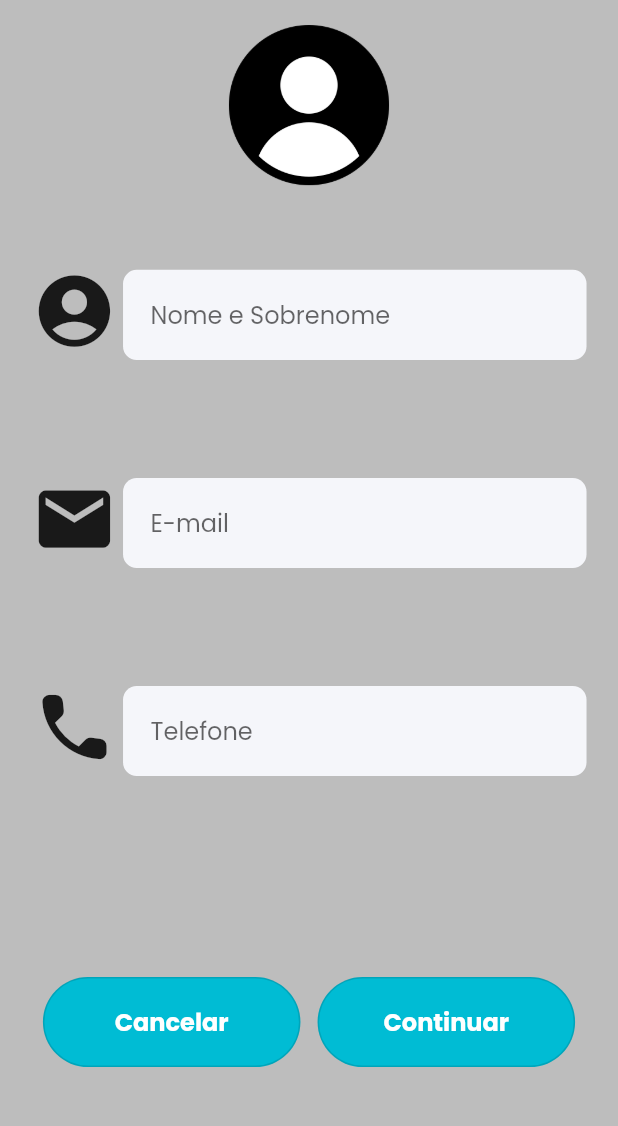
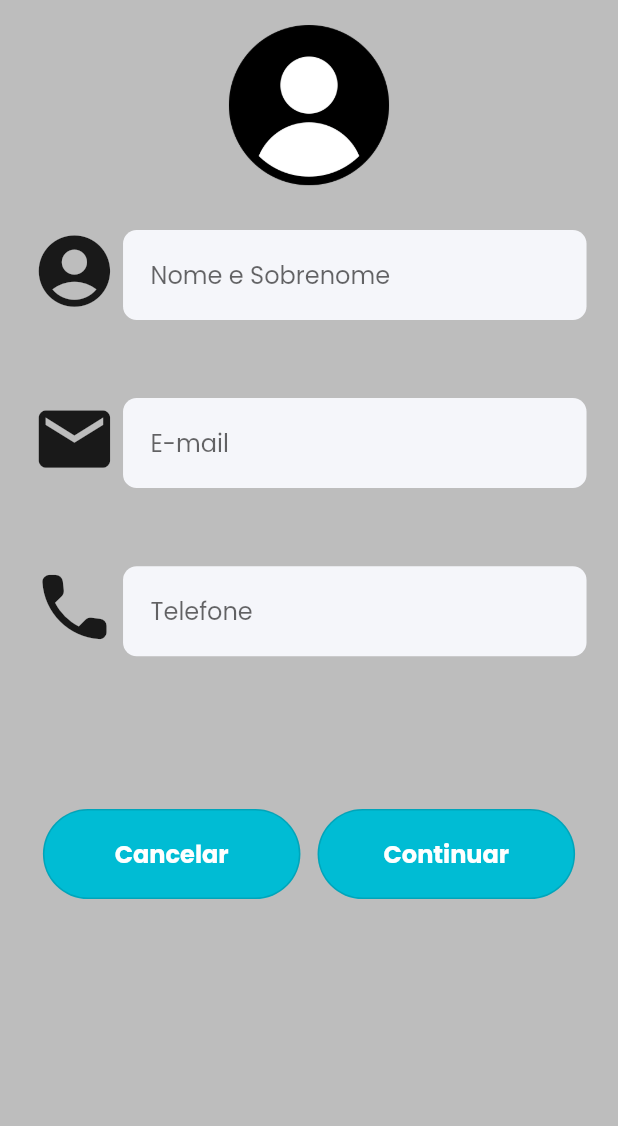
Before and after one commit to megarubber/vitahealth, a Flutter app: the Register screen opened directly, on a phone screen of 412 x 824 dp, the part 84-1210 px from its top. Run offline on Flutter 3.47's test engine with Material 2 defaults, Android fonts, the phone set to English and light mode, and no system bars; our stand-ins replace flutter_screenutil, fluttertoast, google_fonts, image_picker, loading_animation_widget, mask_text_input_formatter and 1 more; accounts and stored records are empty; project files that could hold a hidden picture were left out.

Commit message:
refactor: change register screen responsivity

```diff
--- a/lib/screens/register.dart
+++ b/lib/screens/register.dart
@@ -33,7 +33,7 @@ Map<String, TextEditingController> myTextFieldControllers = {
 };
 
 class PageOne extends StatelessWidget {
-  final int spaceBetween;
+  final double spaceBetween;
 
   PageOne({
     Key? key,
@@ -120,7 +120,7 @@ class PageOne extends StatelessWidget {
 }
 
 class PageTwo extends StatelessWidget {
-  final int spaceBetween;
+  final double spaceBetween;
 
   PageTwo({
     Key? key,
@@ -318,8 +318,8 @@ class RegisterState extends State<Register> {
 
   @override
   Widget build(BuildContext context) {
-    double screenHeight = MediaQuery.of(context).size.height;
-    double screenWidth = MediaQuery.of(context).size.width;
+
+    var size = MediaQuery.of(context).size;
     return Scaffold(
       backgroundColor: ProjectColors().backgroundV1,
       resizeToAvoidBottomInset: true,
@@ -378,14 +378,14 @@ class RegisterState extends State<Register> {
                     ),
                   ),
                   Container(
-                    height: screenHeight - 300,
-                    width: screenWidth,
+                    height: size.height * 0.5,
+                    width: size.width,
                     child: PageView(
                       physics: NeverScrollableScrollPhysics(),
                       controller: _pageController,
                       children: <Widget>[
-                        PageOne(spaceBetween: 40),
-                        PageTwo(spaceBetween: 40),
+                        PageOne(spaceBetween: 15.h),
+                        PageTwo(spaceBetween: 15.h),
                       ]
                     )
                   ),
```
